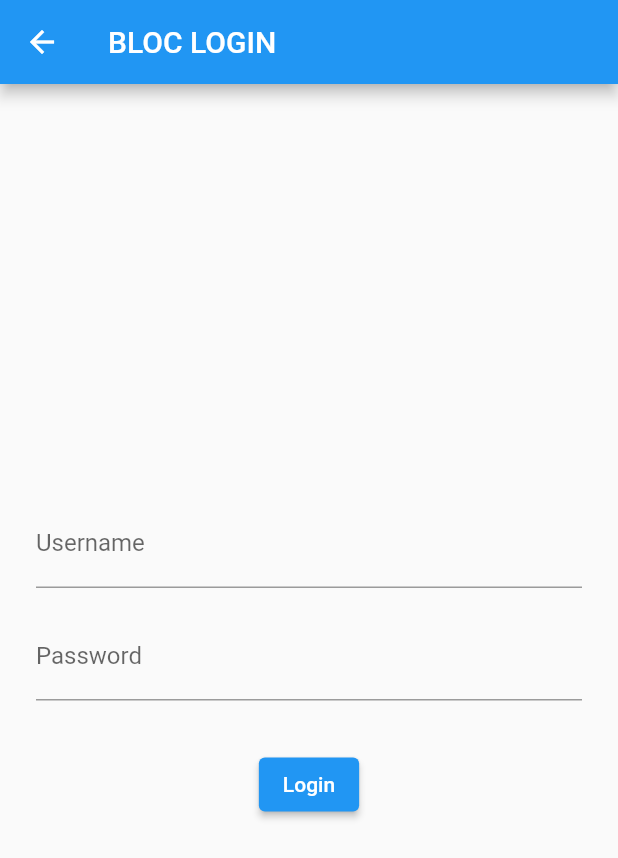
After one commit to felipeemidio/bloc_vs_cubit, a Flutter app: the screen it shows after launch, after a tap on "Login Bloc Page", on a phone screen of 412 x 824 dp. The commit adds this screen. Shown: the top 858 px of the screen. Run offline on Flutter 3.47's test engine with Material 2 defaults, Android fonts, the phone set to English and light mode, and no system bars; our stand-ins replace flutter_bloc.

Commit message:
Add login pages

```diff
--- /dev/null
+++ b/lib/login/login_bloc.dart
@@ -0,0 +1,30 @@
+import 'package:counter_app/login/login_state.dart';
+import 'package:flutter_bloc/flutter_bloc.dart';
+
+class LoginEvent {
+  final String username;
+  final String password;
+
+  const LoginEvent({required this.username, required this.password});
+}
+
+class LoginBloc extends Bloc<LoginEvent, LoginState> {
+  LoginBloc() : super(LoginState.empty()) {
+    on<LoginEvent>(_login);
+  }
+
+  Future<void> _login(LoginEvent event, Emitter<LoginState> emit) async {
+    emit(state.copyWith(status: LoginStatus.loading));
+    try {
+      await Future.delayed(const Duration(seconds: 2));
+
+      if(event.username != 'admin' || event.password != 'admin') {
+        throw Exception('Invalid User');
+      }
+
+      emit(state.copyWith(status: LoginStatus.success, userName: 'Felipe'));
+    } on Exception catch (e) {
+      emit(state.copyWith(status: LoginStatus.failure, errorMessage: e.toString()));
+    }
+  }
+}
--- /dev/null
+++ b/lib/login/login_bloc_page.dart
@@ -0,0 +1,102 @@
+import 'package:counter_app/login/login_bloc.dart';
+import 'package:counter_app/login/login_state.dart';
+import 'package:flutter/material.dart';
+import 'package:flutter_bloc/flutter_bloc.dart';
+
+class LoginBlocPage extends StatefulWidget {
+  const LoginBlocPage({super.key});
+
+  @override
+  State<LoginBlocPage> createState() => _LoginBlocPageState();
+}
+
+class _LoginBlocPageState extends State<LoginBlocPage> {
+  late final LoginBloc _loginBloc;
+  late final TextEditingController userNameController;
+  late final TextEditingController passwordController;
+
+  @override
+  void initState() {
+    _loginBloc = LoginBloc();
+    userNameController = TextEditingController();
+    passwordController = TextEditingController();
+    super.initState();
+  }
+
+  @override
+  void dispose() {
+    _loginBloc.close();
+    userNameController.dispose();
+    passwordController.dispose();
+    super.dispose();
+  }
+
+  _showSnackBar(BuildContext context, String text, Color color) {
+    final snackBar = SnackBar(
+      content: Text(text),
+      backgroundColor: color,
+    );
+    ScaffoldMessenger.of(context).showSnackBar(snackBar);
+  }
+
+  @override
+  Widget build(BuildContext context) {
+    return Scaffold(
+      appBar: AppBar(
+        title: const Text('BLOC LOGIN'),
+      ),
+      body: BlocListener<LoginBloc, LoginState>(
+        bloc: _loginBloc,
+        listener: (context, state) {
+          switch(state.status) {
+            case LoginStatus.success:
+              _showSnackBar(context, 'Hello, ${state.userName!}', Colors.green);
+              break;
+            case LoginStatus.failure:
+              _showSnackBar(context, state.errorMessage!, Colors.red);
+              break;
+            default:
+              break;
+          }
+        },
+        child: Padding(
+          padding: const EdgeInsets.all(24),
+          child: Center(
+            child: Form(
+              child: Column(
+                mainAxisAlignment: MainAxisAlignment.center,
+                children: <Widget>[
+                  TextFormField(
+                    controller: userNameController,
+                    decoration: const InputDecoration(label: Text('Username')),
+                  ),
+                  const SizedBox(height: 16),
+                  TextFormField(
+                    controller: passwordController,
+                    obscureText: true,
+                    decoration: const InputDecoration(label: Text('Password')),
+                  ),
+                  const SizedBox(height: 32),
+                  BlocBuilder<LoginBloc, LoginState>(
+                    bloc: _loginBloc,
+                    builder: (context, state) {
+                      return ElevatedButton(
+                        onPressed: state.status == LoginStatus.loading ? null : () => _loginBloc.add(
+                          LoginEvent(
+                            username: userNameController.text,
+                            password: passwordController.text,
+                          ),
+                        ),
+                        child: const Text('Login'),
+                      );
+                    },
+                  ),
+                ],
+              ),
+            ),
+          ),
+        ),
+      ),
+    );
+  }
+}
--- /dev/null
+++ b/lib/login/login_cubit.dart
@@ -0,0 +1,21 @@
+import 'package:counter_app/login/login_state.dart';
+import 'package:flutter_bloc/flutter_bloc.dart';
+
+class LoginCubit extends Cubit<LoginState> {
+  LoginCubit() : super(LoginState.empty());
+
+  Future<void> login(String username, String password) async {
+    emit(state.copyWith(status: LoginStatus.loading));
+    try {
+      await Future.delayed(const Duration(seconds: 2));
+
+      if(username!= 'admin' || password != 'admin') {
+        throw Exception('Invalid User');
+      }
+
+      emit(state.copyWith(status: LoginStatus.success, userName: 'Felipe'));
+    } on Exception catch (e) {
+      emit(state.copyWith(status: LoginStatus.failure, errorMessage: e.toString()));
+    }
+  }
+}
--- /dev/null
+++ b/lib/login/login_state.dart
@@ -0,0 +1,38 @@
+enum LoginStatus {
+  idle,
+  loading,
+  success,
+  failure,
+}
+
+class LoginState {
+  final LoginStatus status;
+  final String? userName;
+  final String? errorMessage;
+
+  LoginState({
+    required this.status,
+    required this.userName,
+    required this.errorMessage,
+  });
+
+  factory LoginState.empty() {
+    return LoginState(
+      status: LoginStatus.idle,
+      userName: null,
+      errorMessage: null,
+    );
+  }
+
+  LoginState copyWith({
+    LoginStatus? status,
+    String? userName,
+    String? errorMessage,
+  }) {
+    return LoginState(
+      status: status ?? this.status,
+      userName: userName ?? this.userName,
+      errorMessage: errorMessage ?? this.errorMessage,
+    );
+  }
+}
--- a/lib/main.dart
+++ b/lib/main.dart
@@ -1,5 +1,7 @@
 import 'package:counter_app/counter/counter_bloc_page.dart';
 import 'package:counter_app/counter/counter_cubit_page.dart';
+import 'package:counter_app/login/login_bloc_page.dart';
+import 'package:counter_app/login/login_cubit_page.dart';
 import 'package:flutter/material.dart';
 
 void main() {
@@ -29,15 +31,31 @@ class HomePage extends StatelessWidget {
                       context,
                       MaterialPageRoute(builder: (context) => const CounterBlocPage()),
                     ),
-                    child: const Text('Bloc Page'),
+                    child: const Text('Counter Bloc Page'),
                   ),
-                  const SizedBox(height: 24,),
+                  const SizedBox(height: 24),
                   ElevatedButton(
                     onPressed: () => Navigator.push(
                       context,
                       MaterialPageRoute(builder: (context) => const CounterCubitPage()),
                     ),
-                    child: const Text('Cubit Page'),
+                    child: const Text('Counter Cubit Page'),
+                  ),
+                  const SizedBox(height: 24),
+                  ElevatedButton(
+                    onPressed: () => Navigator.push(
+                      context,
+                      MaterialPageRoute(builder: (context) => const LoginBlocPage()),
+                    ),
+                    child: const Text('Login Bloc Page'),
+                  ),
+                  const SizedBox(height: 24),
+                  ElevatedButton(
+                    onPressed: () => Navigator.push(
+                      context,
+                      MaterialPageRoute(builder: (context) => const LoginCubitPage()),
+                    ),
+                    child: const Text('Login Cubit Page'),
                   ),
                 ],
               );
```
Also changed, not shown: lib/login/login_cubit_page.dart (added, +99 -0 lines).
